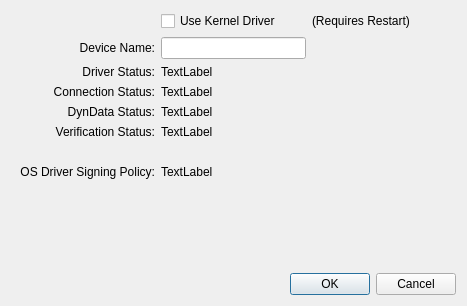
Mu-L/TaskExplorer, file TaskExplorer/Forms/DriverWindow.ui: the form before one commit.
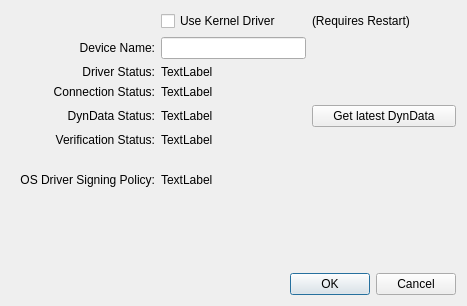
The form after the commit.

The edit to the form file:
```diff
--- a/TaskExplorer/Forms/DriverWindow.ui
+++ b/TaskExplorer/Forms/DriverWindow.ui
@@ -183,6 +183,13 @@
        </property>
       </widget>
      </item>
+     <item row="5" column="2">
+      <widget class="QPushButton" name="btnGetDynData">
+       <property name="text">
+        <string>Get latest DynData</string>
+       </property>
+      </widget>
+     </item>
     </layout>
    </item>
   </layout>
```
